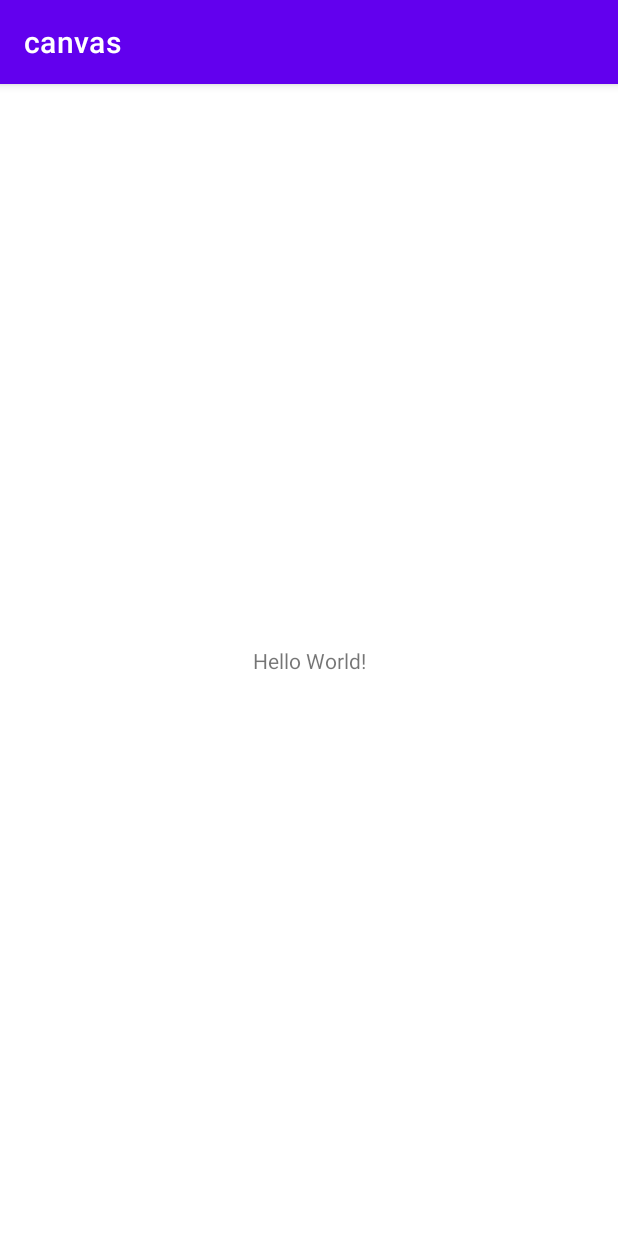
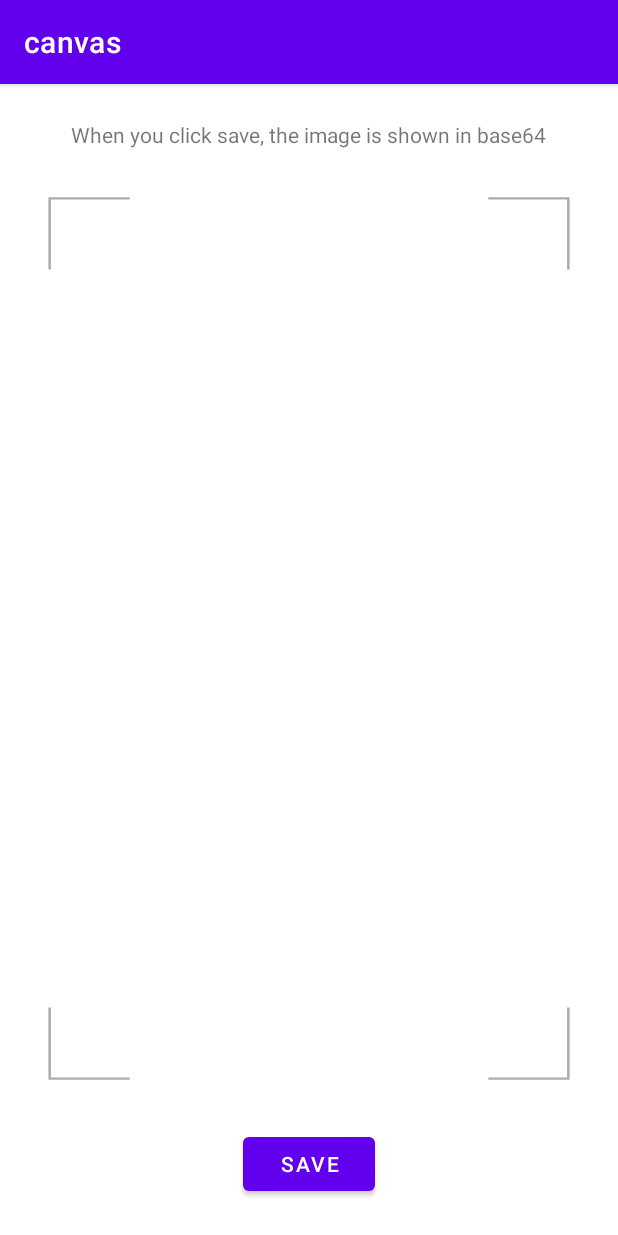
Before and after one commit to antonio-olvera-dev/canvas_android, an Android app: the screen it shows after launch (MainActivity), on a phone screen of 412 x 824 dp. Run offline under Robolectric (Android 15) with nearby library versions, the phone set to English and light mode, and no system bars.

Commit message:
build basic view

```diff
--- /dev/null
+++ b/app/src/main/res/drawable/ic_frame_square.xml
@@ -0,0 +1,26 @@
+<vector xmlns:android="http://schemas.android.com/apk/res/android"
+    android:width="313dp"
+    android:height="596dp"
+    android:viewportWidth="313"
+    android:viewportHeight="596">
+  <path
+      android:pathData="M49,1H1V49"
+      android:strokeWidth="1.5"
+      android:fillColor="#00000000"
+      android:strokeColor="#ACACAC"/>
+  <path
+      android:pathData="M312,49L312,1L264,1"
+      android:strokeWidth="1.5"
+      android:fillColor="#00000000"
+      android:strokeColor="#ACACAC"/>
+  <path
+      android:pathData="M264,595L312,595L312,547"
+      android:strokeWidth="1.5"
+      android:fillColor="#00000000"
+      android:strokeColor="#ACACAC"/>
+  <path
+      android:pathData="M1,547L1,595L49,595"
+      android:strokeWidth="1.5"
+      android:fillColor="#00000000"
+      android:strokeColor="#ACACAC"/>
+</vector>
--- a/app/src/main/res/layout/activity_main.xml
+++ b/app/src/main/res/layout/activity_main.xml
@@ -1,18 +1,42 @@
 <?xml version="1.0" encoding="utf-8"?>
-<androidx.constraintlayout.widget.ConstraintLayout xmlns:android="http://schemas.android.com/apk/res/android"
+<LinearLayout xmlns:android="http://schemas.android.com/apk/res/android"
     xmlns:app="http://schemas.android.com/apk/res-auto"
     xmlns:tools="http://schemas.android.com/tools"
     android:layout_width="match_parent"
     android:layout_height="match_parent"
+    android:gravity="center"
+    android:orientation="vertical"
     tools:context=".MainActivity">
 
+    <View
+        android:layout_width="1dp"
+        android:layout_height="24dp" />
+
     <TextView
+        android:layout_marginHorizontal="32dp"
+        android:id="@+id/tc_canvas"
         android:layout_width="wrap_content"
         android:layout_height="wrap_content"
-        android:text="Hello World!"
-        app:layout_constraintBottom_toBottomOf="parent"
-        app:layout_constraintLeft_toLeftOf="parent"
-        app:layout_constraintRight_toRightOf="parent"
-        app:layout_constraintTop_toTopOf="parent" />
+        android:text="When you click save, the image is shown in base64" />
 
-</androidx.constraintlayout.widget.ConstraintLayout>
+
+    <LinearLayout
+        android:id="@+id/id_canvas"
+        android:layout_width="match_parent"
+        android:layout_height="0dp"
+        android:layout_margin="32dp"
+        android:layout_weight="1"
+        android:background="@drawable/ic_frame_square"
+        android:orientation="vertical" />
+
+    <Button
+        android:id="@+id/bt_canvas"
+        android:layout_width="wrap_content"
+        android:layout_height="wrap_content"
+        android:text="Save" />
+
+    <View
+        android:layout_width="1dp"
+        android:layout_height="24dp" />
+
+</LinearLayout>
```
